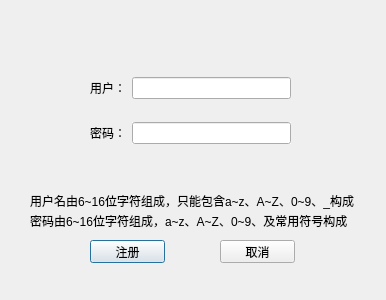
Qt form devices/sign_up_ui/sign_up.ui (wwkkww1983/pythonwork) before a commit.
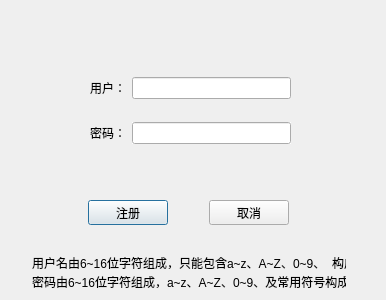
The same form after that commit.

Commit message: 完成注册窗口

The edit to the form file:
```diff
--- a/devices/sign_up_ui/sign_up.ui
+++ b/devices/sign_up_ui/sign_up.ui
@@ -16,58 +16,6 @@
   <property name="windowTitle">
    <string>注册</string>
   </property>
-  <widget class="QPushButton" name="pushButton_sign">
-   <property name="geometry">
-    <rect>
-     <x>90</x>
-     <y>240</y>
-     <width>75</width>
-     <height>23</height>
-    </rect>
-   </property>
-   <property name="text">
-    <string>注册</string>
-   </property>
-  </widget>
-  <widget class="QPushButton" name="pushButton_cancel">
-   <property name="geometry">
-    <rect>
-     <x>220</x>
-     <y>240</y>
-     <width>75</width>
-     <height>23</height>
-    </rect>
-   </property>
-   <property name="text">
-    <string>取消</string>
-   </property>
-  </widget>
-  <widget class="QLabel" name="label_3">
-   <property name="geometry">
-    <rect>
-     <x>30</x>
-     <y>190</y>
-     <width>361</width>
-     <height>21</height>
-    </rect>
-   </property>
-   <property name="text">
-    <string>用户名由6~16位字符组成，只能包含a~z、A~Z、0~9、_构成</string>
-   </property>
-  </widget>
-  <widget class="QLabel" name="label_4">
-   <property name="geometry">
-    <rect>
-     <x>30</x>
-     <y>210</y>
-     <width>361</width>
-     <height>21</height>
-    </rect>
-   </property>
-   <property name="text">
-    <string>密码由6~16位字符组成，a~z、A~Z、0~9、及常用符号构成</string>
-   </property>
-  </widget>
   <widget class="QWidget" name="layoutWidget">
    <property name="geometry">
     <rect>
@@ -107,6 +55,71 @@
     </item>
    </layout>
   </widget>
+  <widget class="QWidget" name="">
+   <property name="geometry">
+    <rect>
+     <x>32</x>
+     <y>256</y>
+     <width>314</width>
+     <height>32</height>
+    </rect>
+   </property>
+   <layout class="QVBoxLayout" name="verticalLayout">
+    <item>
+     <widget class="QLabel" name="label_3">
+      <property name="text">
+       <string>用户名由6~16位字符组成，只能包含a~z、A~Z、0~9、_构成</string>
+      </property>
+     </widget>
+    </item>
+    <item>
+     <widget class="QLabel" name="label_4">
+      <property name="text">
+       <string>密码由6~16位字符组成，a~z、A~Z、0~9、及常用符号构成</string>
+      </property>
+     </widget>
+    </item>
+   </layout>
+  </widget>
+  <widget class="QWidget" name="">
+   <property name="geometry">
+    <rect>
+     <x>88</x>
+     <y>200</y>
+     <width>201</width>
+     <height>25</height>
+    </rect>
+   </property>
+   <layout class="QHBoxLayout" name="horizontalLayout">
+    <item>
+     <widget class="QPushButton" name="pushButton_sign">
+      <property name="text">
+       <string>注册</string>
+      </property>
+     </widget>
+    </item>
+    <item>
+     <spacer name="horizontalSpacer_2">
+      <property name="orientation">
+       <enum>Qt::Horizontal</enum>
+      </property>
+      <property name="sizeHint" stdset="0">
+       <size>
+        <width>40</width>
+        <height>20</height>
+       </size>
+      </property>
+     </spacer>
+    </item>
+    <item>
+     <widget class="QPushButton" name="pushButton_cancel">
+      <property name="text">
+       <string>取消</string>
+      </property>
+     </widget>
+    </item>
+   </layout>
+  </widget>
  </widget>
  <resources/>
  <connections/>
```
The commit also changes 4 other files.
